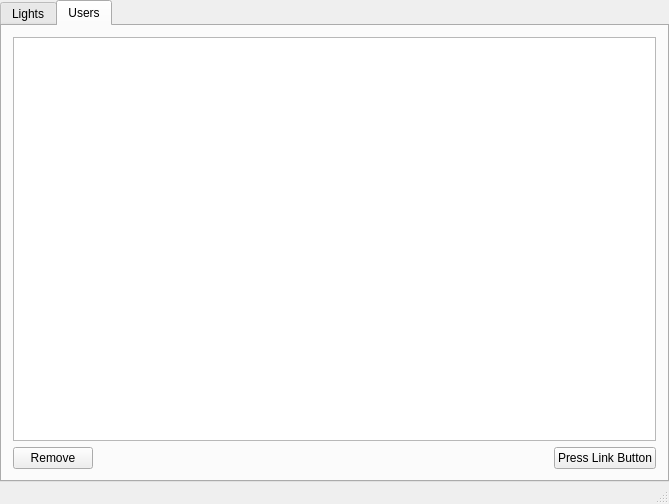
Before: the Qt Designer form apps/qtGui/shinegui.ui in Baertierchen/shine, drawn with Qt 5.
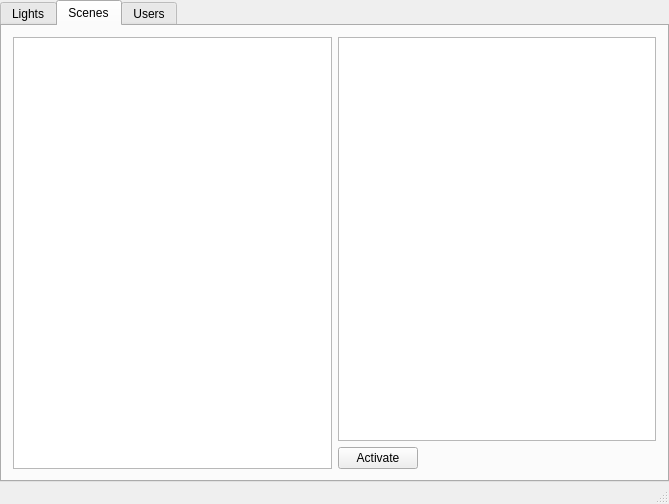
After: the same form once the commit is applied.

Commit message: Add scenes tab

```diff
--- a/apps/qtGui/shinegui.ui
+++ b/apps/qtGui/shinegui.ui
@@ -145,6 +145,47 @@
         </item>
        </layout>
       </widget>
+      <widget class="QWidget" name="tab_scenes">
+       <attribute name="title">
+        <string>Scenes</string>
+       </attribute>
+       <layout class="QHBoxLayout" name="horizontalLayout_6">
+        <item>
+         <widget class="QListView" name="lv_scenes"/>
+        </item>
+        <item>
+         <layout class="QVBoxLayout" name="verticalLayout_3">
+          <item>
+           <widget class="QListView" name="lv_sceneBulbs"/>
+          </item>
+          <item>
+           <layout class="QHBoxLayout" name="horizontalLayout_5">
+            <item>
+             <widget class="QPushButton" name="btn_activateScene">
+              <property name="text">
+               <string>Activate</string>
+              </property>
+             </widget>
+            </item>
+            <item>
+             <spacer name="horizontalSpacer_2">
+              <property name="orientation">
+               <enum>Qt::Horizontal</enum>
+              </property>
+              <property name="sizeHint" stdset="0">
+               <size>
+                <width>40</width>
+                <height>20</height>
+               </size>
+              </property>
+             </spacer>
+            </item>
+           </layout>
+          </item>
+         </layout>
+        </item>
+       </layout>
+      </widget>
       <widget class="QWidget" name="tab_users">
        <attribute name="title">
         <string>Users</string>
```
The commit also changes 4 other files.
